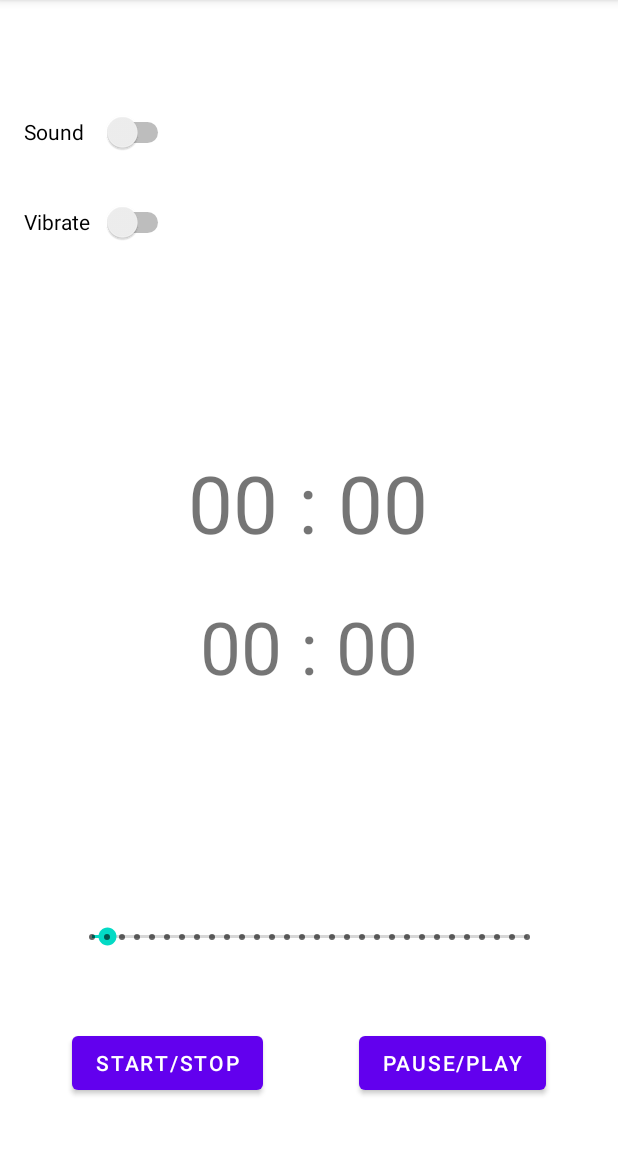
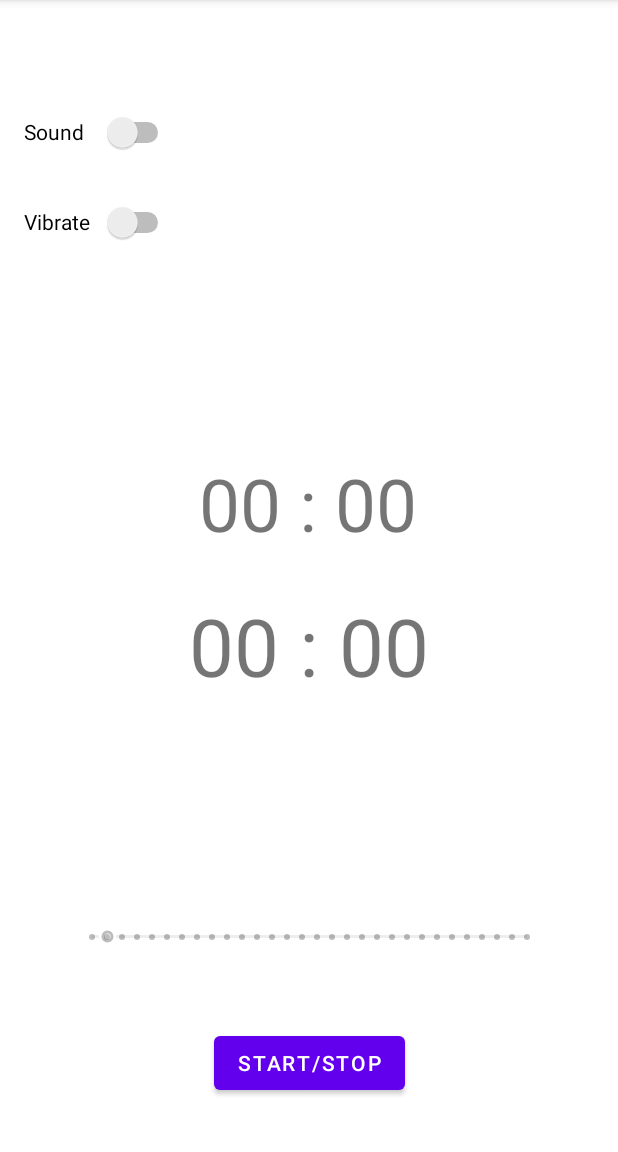
Before and after one commit to wanjawischmeier/dual-timer, an Android app: the screen it shows after launch (MainActivity), after a tap on "START/STOP", on a phone screen of 412 x 824 dp, the part 84-1236 px from its top. Run offline under Robolectric (Android 15) with nearby library versions, the phone set to English and light mode, and no system bars; 1 other tap on this screen came first.

Commit message:
timer switch working

```diff
--- a/app/src/main/AndroidManifest.xml
+++ b/app/src/main/AndroidManifest.xml
@@ -2,6 +2,7 @@
 <manifest xmlns:android="http://schemas.android.com/apk/res/android"
     package="com.dualtimer">
 
+    <uses-permission android:name="android.permission.VIBRATE" />
     <application
         android:allowBackup="true"
         android:icon="@mipmap/ic_launcher"
--- a/app/src/main/java/com/dualtimer/MainActivity.kt
+++ b/app/src/main/java/com/dualtimer/MainActivity.kt
@@ -1,17 +1,23 @@
 package com.dualtimer
 
 import android.media.MediaPlayer
+import android.os.*
 import androidx.appcompat.app.AppCompatActivity
-import android.os.Bundle
-import android.os.CountDownTimer
 import android.view.View
 import android.widget.SeekBar
 import android.widget.TextView
-import android.widget.Toast
+import androidx.core.content.getSystemService
 
 class MainActivity : AppCompatActivity() {
+    lateinit var seekBar: SeekBar
     lateinit var selected: TextView
+    lateinit var timer: CountDownTimer
+    lateinit var sound1: MediaPlayer
+    lateinit var sound2: MediaPlayer
     var timerRunning = false
+    var time1 = 0
+    var time2 = 0
+
 
     override fun onCreate(savedInstanceState: Bundle?) {
         super.onCreate(savedInstanceState)
@@ -19,65 +25,116 @@ class MainActivity : AppCompatActivity() {
 
         val listener = object : SeekBar.OnSeekBarChangeListener {
             override fun onProgressChanged(seekBar: SeekBar, progress: Int, fromUser: Boolean) {
-                // progress = 20
-                // out = 20:00
+                var minutes = progress +1
+                if (selected.id == R.id.timer1)
+                    time1 = minutes
+                else
+                    time2 = minutes
 
-                var minutes = (progress +1).toString().padStart(2, '0')
-                selected.text = "$minutes : 00"
+                var minuteString = minutes.toString().padStart(2, '0')
+                selected.text = "$minuteString : 00"
             }
 
             override fun onStartTrackingTouch(p0: SeekBar?) {}
             override fun onStopTrackingTouch(p0: SeekBar?) {}
         }
 
-        val seekBar = findViewById<SeekBar>(R.id.seekBar)
+        seekBar = findViewById(R.id.seekBar)
         seekBar.setOnSeekBarChangeListener(listener)
         selected = findViewById(R.id.timer1)
+        selected.scaleX = 1.1f
+        selected.scaleY = 1.1f
+
+        sound1 = MediaPlayer.create(applicationContext, R.raw.wooden_train_whistle)
+        sound2 = MediaPlayer.create(applicationContext, R.raw.wooden_train_whistle)
     }
 
-    fun selectTimer(timer: View) {
+    fun selectTimer(timerView: View) {
+        var time: Int
+        if (selected.id == R.id.timer1)
+            time = time1
+        else
+            time = time2
+
+        selected.text = time.toString().padStart(2, '0') + " : 00"
         selected.scaleX = 1f
         selected.scaleY = 1f
-        selected = timer as TextView
+        selected = timerView as TextView
         selected.scaleX = 1.1f
         selected.scaleY = 1.1f
+
+        if (timerRunning) {
+            timerRunning = false
+            timer.cancel()
+            toggleTimer()
+        }
     }
 
-    fun toggleTimer(view: View) {
-        val toast = Toast.makeText(applicationContext, "Lolol", Toast.LENGTH_SHORT)
-        toast.show()
+    fun toggleTimer(view: View? = null) {
         /*
-        val vibrator = getSystemService(VIBRATOR_SERVICE)
+        val vibrator = getSystemService(Vibrator::class.java)
         val vibe = VibrationEffect.createOneShot(100, 1)
-        val attributes = VibrationAttributes.USAGE_ALARM
-        */
-
-
+        vibrator.vibrate(vibe)
+         */
 
         if (timerRunning) {
+            timer.cancel()
+            timerRunning = false
 
+            val timer1 = findViewById<TextView>(R.id.timer1)
+            val timer2 = findViewById<TextView>(R.id.timer2)
+            timer1.text = time1.toString().padStart(2, '0') + " : 00"
+            timer2.text = time2.toString().padStart(2, '0') + " : 00"
+
+            seekBar.isEnabled = true
         }
         else {
-            var text = selected.text.toString()
-            var seconds = text.substring(0, 2).toLong()
-            val time = seconds * 60000
+            seekBar.isEnabled = false
 
-            object : CountDownTimer(time, 1000) {
+            val seconds: Int
+            if (selected.id == R.id.timer1)
+                seconds = time1
+            else
+                seconds = time2
+            // val time = seconds.toLong() * 60000
+            val time = seconds.toLong() * 1000
+
+            timer = object : CountDownTimer(time, 1000) {
                 override fun onTick(millisUntilFinished: Long) {
-                    var leftSeconds = millisUntilFinished / 1000
-                    var shownSeconds = leftSeconds % 60
-                    var shownMinutes = (leftSeconds - shownSeconds) / 60
-                    var shownMinutesString = shownMinutes.toString().padStart(2, '0')
-                    var shownSecondsString = shownSeconds.toString().padStart(2, '0')
+                    val leftSeconds = millisUntilFinished / 1000
+                    val shownSeconds = leftSeconds % 60
+                    val shownMinutes = (leftSeconds - shownSeconds) / 60
+                    val shownMinutesString = shownMinutes.toString().padStart(2, '0')
+                    val shownSecondsString = shownSeconds.toString().padStart(2, '0')
 
                     selected.text = "$shownMinutesString : $shownSecondsString"
                 }
 
                 override fun onFinish() {
-                    Toast.makeText(applicationContext, "timer done", Toast.LENGTH_SHORT).show()
-                    MediaPlayer.create(applicationContext, R.raw.lol).start()
+                    timerRunning = false
+
+                    var time: Int
+                    var newSelected: TextView
+
+                    if (selected.id == R.id.timer1) {
+                        sound1.start()
+                        time = time1
+                        newSelected = findViewById(R.id.timer2)
+                    }
+                    else {
+                        sound2.start()
+                        time = time2
+                        newSelected = findViewById(R.id.timer1)
+                    }
+
+                    selected.text = time.toString().padStart(2, '0') + " : 00"
+
+                    selectTimer(newSelected)
+                    toggleTimer()
                 }
-            }.start()
+            }
+            timer.start()
+            timerRunning = true
         }
     }
 }
--- a/app/src/main/res/layout/activity_main.xml
+++ b/app/src/main/res/layout/activity_main.xml
@@ -42,10 +42,10 @@
         android:id="@+id/start_stop"
         android:layout_width="wrap_content"
         android:layout_height="wrap_content"
-        android:layout_marginStart="48dp"
         android:onClick="toggleTimer"
         android:text="Start/Stop"
         app:layout_constraintBottom_toBottomOf="parent"
+        app:layout_constraintEnd_toEndOf="parent"
         app:layout_constraintStart_toStartOf="parent"
         app:layout_constraintTop_toBottomOf="@+id/seekBar" />
 
@@ -71,16 +71,6 @@
         app:layout_constraintStart_toStartOf="parent"
         app:layout_constraintTop_toBottomOf="@+id/sound_switch" />
 
-    <Button
-        android:id="@+id/pause_button"
-        android:layout_width="wrap_content"
-        android:layout_height="wrap_content"
-        android:layout_marginEnd="48dp"
-        android:text="Pause/Play"
-        app:layout_constraintBottom_toBottomOf="parent"
-        app:layout_constraintEnd_toEndOf="parent"
-        app:layout_constraintTop_toBottomOf="@+id/seekBar" />
-
     <SeekBar
         android:id="@+id/seekBar"
         style="@style/Widget.AppCompat.SeekBar.Discrete"
```
Also changed, not shown: 1 other file.
